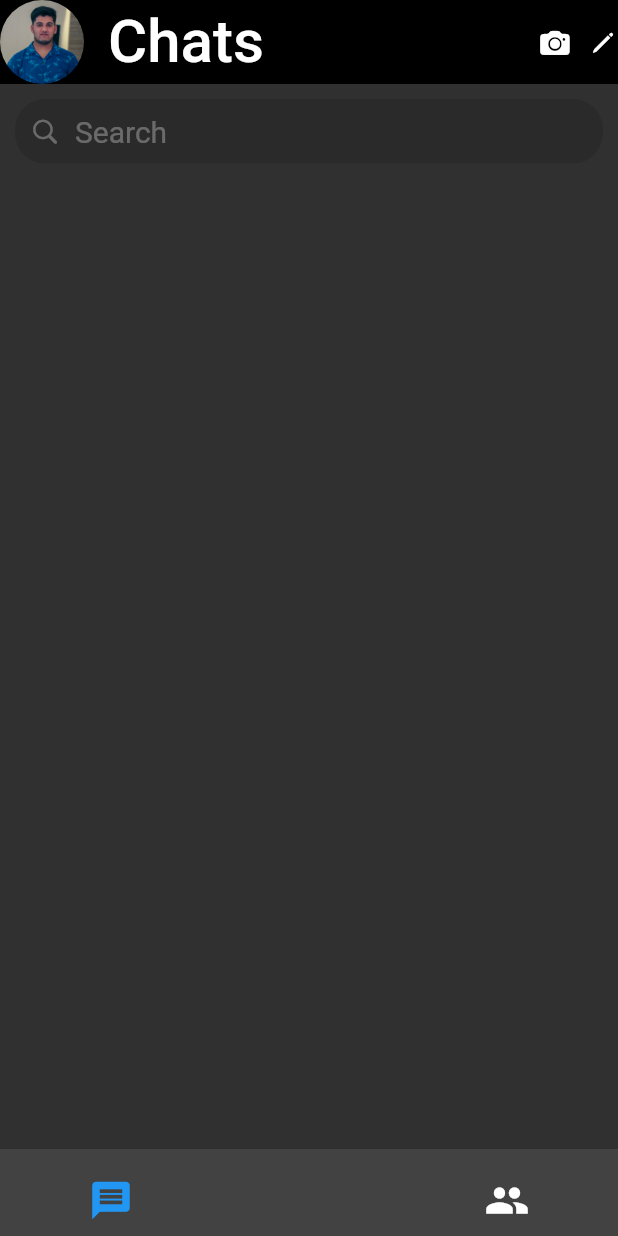
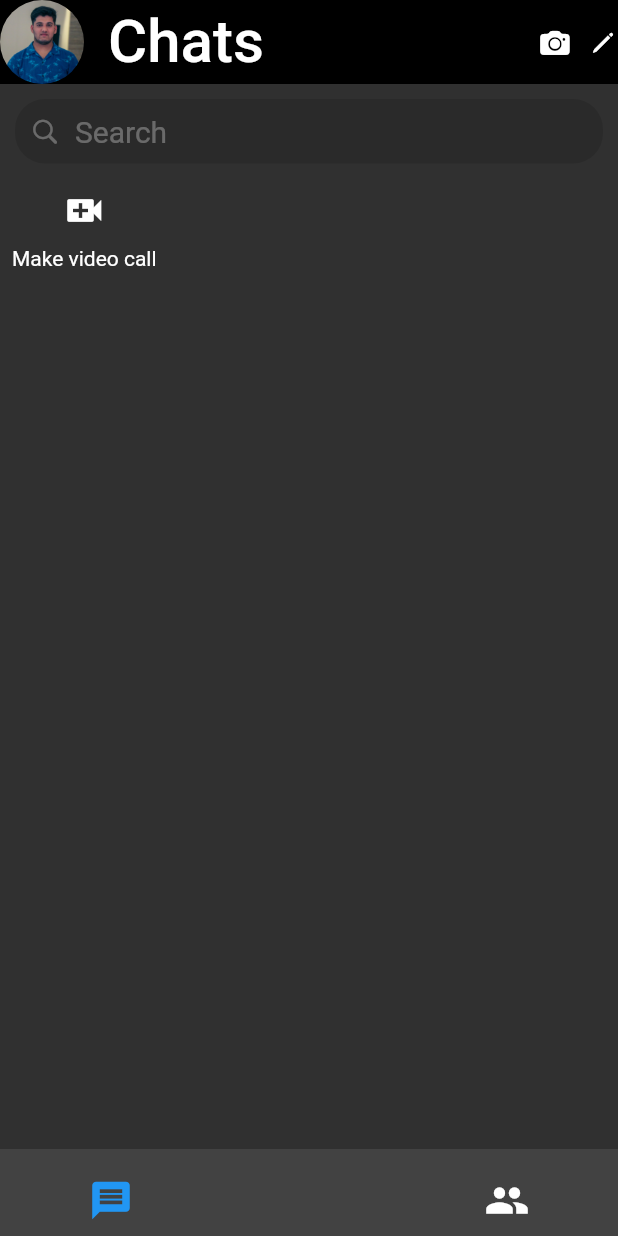
Before and after one commit to sandesh101/Messenger-UI, a Flutter app: the screen it shows after launch, on a phone screen of 412 x 824 dp. Run offline on Flutter 3.47's test engine with Material 2 defaults, Android fonts, the phone set to English and light mode, and no system bars.

Commit message:
Added: Videocall button and Images

```diff
--- a/lib/Widgets/onlinelist.dart
+++ b/lib/Widgets/onlinelist.dart
@@ -3,8 +3,25 @@ import 'package:flutter/material.dart';
 class OnlineList extends StatelessWidget {
   @override
   Widget build(BuildContext context) {
-    return Container(
-      child: Text('Online List'),
+    return Padding(
+      padding: const EdgeInsets.fromLTRB(8.0, 60.0, 10, 20),
+      child: SingleChildScrollView(
+        scrollDirection: Axis.vertical,
+        child: Row(
+          children: [
+            Column(
+              children: [
+                IconButton(
+                  onPressed: () {},
+                  icon: Icon(Icons.video_call),
+                  iconSize: 30,
+                ),
+                Text('Make video call')
+              ],
+            ),
+          ],
+        ),
+      ),
     );
   }
 }
--- a/lib/mainpage.dart
+++ b/lib/mainpage.dart
@@ -8,7 +8,7 @@ class MainPage extends StatelessWidget {
     return Stack(
       children: [
         SearchBar(),
-        // OnlineList(),
+        OnlineList(),
       ],
     );
   }
```
Also changed, not shown: assets/images/Ashish.jpg (added), assets/images/Ashwina.jpg (added), assets/images/Muna.jpg (added), assets/images/Neupal.jpg (added), assets/images/Sanjeet.jpg (added), assets/images/Sanjog.jpg (added), assets/images/Saroj.jpg (added), assets/images/Suman.jpg (added).
